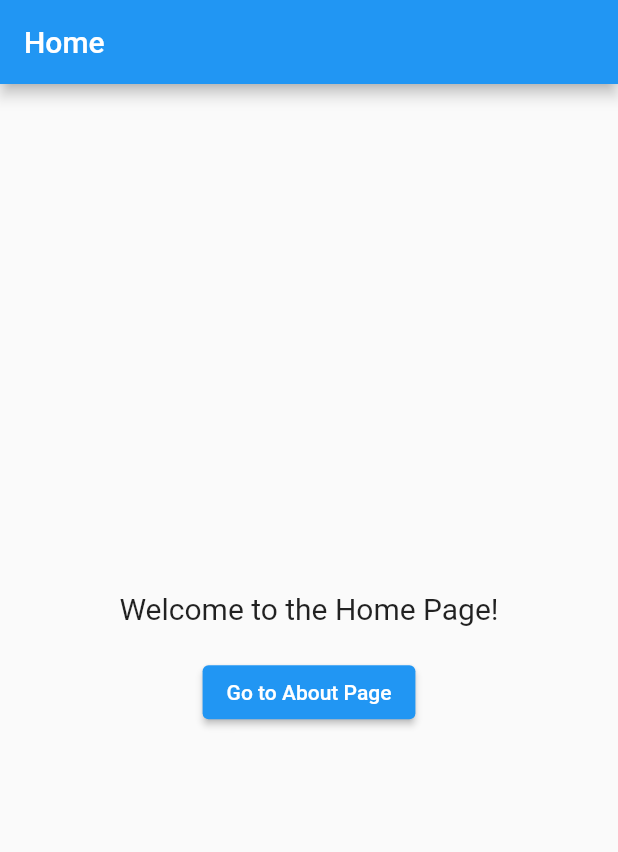
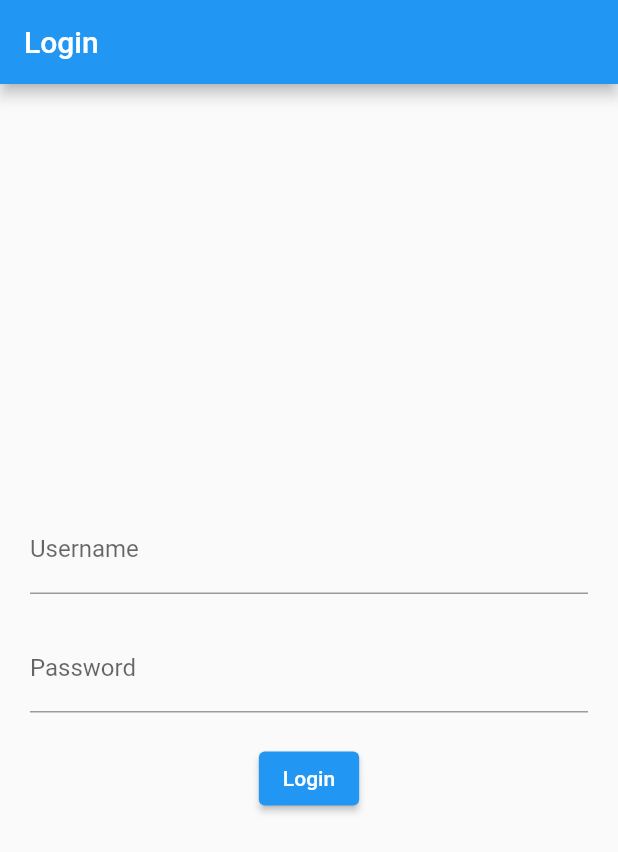
Before and after one commit to aamuzakii/arukari, a Flutter app: the screen it shows after launch, on a phone screen of 412 x 824 dp. Shown: the top 852 px of the screen. Run offline on Flutter 3.47's test engine with Material 2 defaults, Android fonts, the phone set to English and light mode, and no system bars.

Commit message:
create login form

```diff
--- a/lib/main.dart
+++ b/lib/main.dart
@@ -27,24 +27,35 @@ class HomePage extends StatelessWidget {
   Widget build(BuildContext context) {
     return Scaffold(
       appBar: AppBar(
-        title: const Text('Home'),
+        title: const Text('Login'),
       ),
       body: Center(
+        child: Padding(
+          padding: const EdgeInsets.all(20.0),
           child: Column(
             mainAxisAlignment: MainAxisAlignment.center,
             children: [
-            const Text(
-              'Welcome to the Home Page!',
-              style: TextStyle(fontSize: 20),
+              TextFormField(
+                decoration: const InputDecoration(
+                  labelText: 'Username',
+                ),
+              ),
+              const SizedBox(height: 20),
+              TextFormField(
+                decoration: const InputDecoration(
+                  labelText: 'Password',
+                ),
+                obscureText: true,
               ),
               const SizedBox(height: 20),
               ElevatedButton(
                 onPressed: () {
                   Navigator.pushNamed(context, '/about');
                 },
-              child: const Text('Go to About Page'),
+                child: const Text('Login'),
               ),
             ],
+          ),
         ),
       ),
     );
```
Lines whose indentation alone changed are shown as unchanged.
